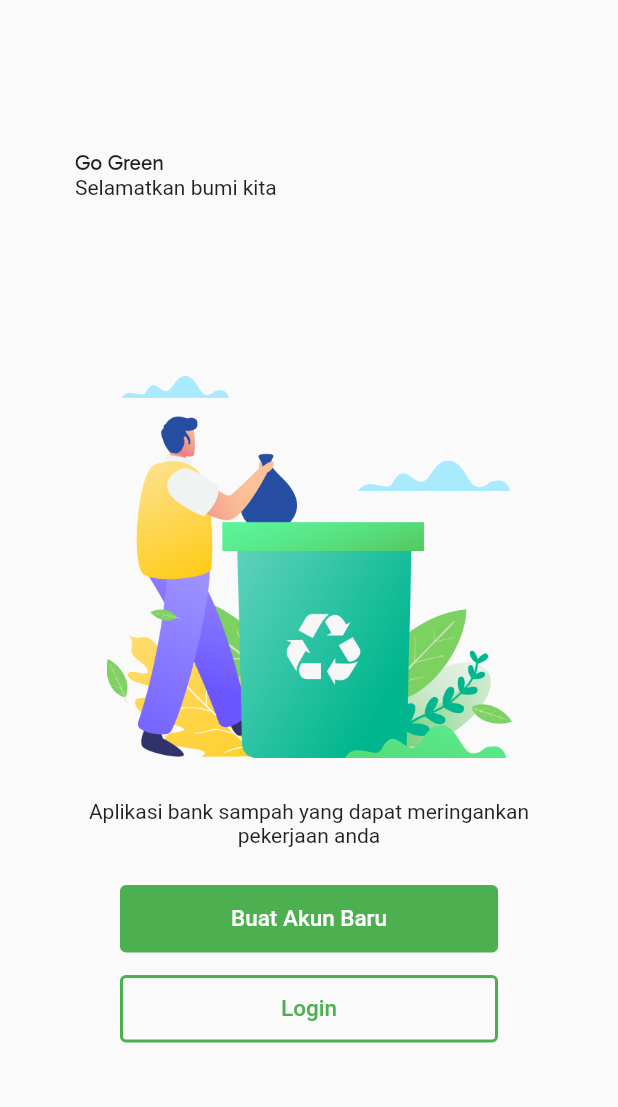
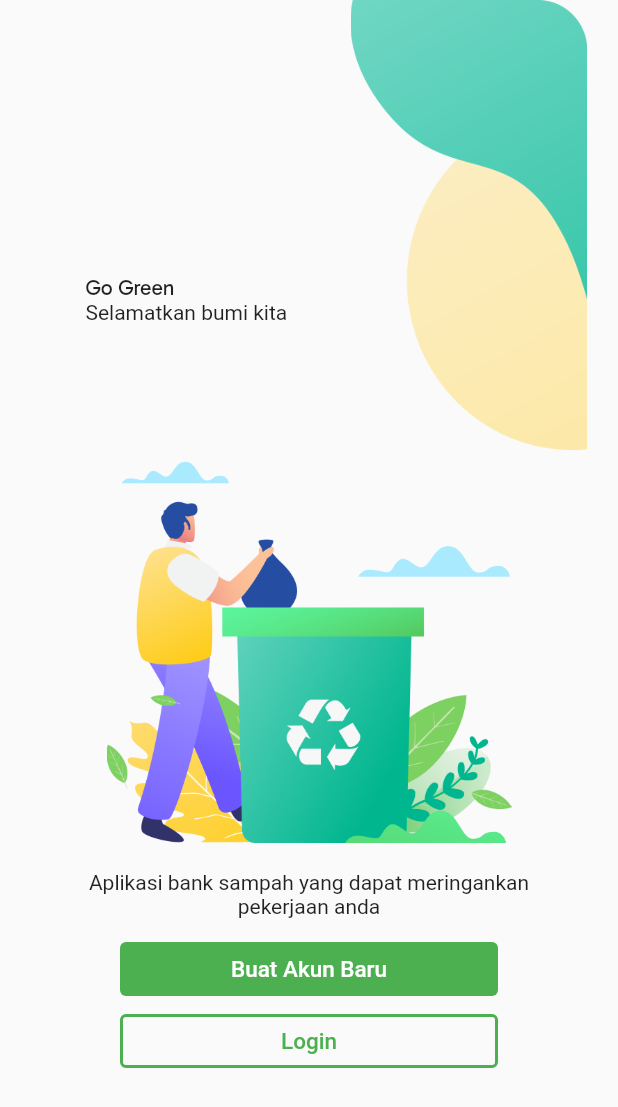
Before and after one commit to faishalyb/flutter_final_submission, a Flutter app: the screen it shows after launch, on a phone screen of 412 x 824 dp. Shown: the top 1107 px of the screen. Run offline on Flutter 3.47's test engine with Material 2 defaults, Android fonts, the phone set to English and light mode, and no system bars; our stand-ins replace flutter_svg.

Commit message:
bg1 + rombak row and column

```diff
--- a/lib/homepage_screen.dart
+++ b/lib/homepage_screen.dart
@@ -10,10 +10,13 @@ class Homepage_Screen extends StatelessWidget{
     return Scaffold(
         body: SingleChildScrollView(
             child: Column(
-              crossAxisAlignment: CrossAxisAlignment.stretch,
               children: <Widget>[
                 Container(
-                    padding: EdgeInsets.only(top: 100,left: 50),
+                  child: Row(
+                    // crossAxisAlignment: CrossAxisAlignment.stretch,
+                    children: <Widget>[
+                      Container(
+                          padding: EdgeInsets.only(top:100, left: 57),
                           child: Column(
                             crossAxisAlignment: CrossAxisAlignment.start,
                             children: <Widget>[
@@ -21,18 +24,29 @@ class Homepage_Screen extends StatelessWidget{
                                 "Go Green",
                                 style: informationTextStyle,
                               ),
-                      Text("Selamatkan bumi kita")
+                              Text(
+                                  "Selamatkan bumi kita"
+                              ),
                             ],
                           )
                       ),
+                      Image.asset(
+                        "assets/png/bg1.png",
+                        width: 200,
+                        height: 300,
+                        alignment: Alignment.topRight,
+                      )
+                    ],
+                  ),
+                ),
                 Container(
-                  padding: EdgeInsets.only(top: 100, left: 50, right: 50, bottom: 10),
+                  padding: EdgeInsets.only(left: 50, right: 50, bottom: 10),
                   child: Column(
                     children: <Widget>[
                       Image.asset(
                         "assets/png/artboard.png",
                         width: 270,
-                        height: 290,
+                        height: 270,
                       ),
                       Padding(
                           padding: EdgeInsets.only(top: 10)
@@ -45,9 +59,11 @@ class Homepage_Screen extends StatelessWidget{
                   ),
                 ),
                 Container(
-                  padding: EdgeInsets.only(top:15, left: 80, right: 80),
-                  height: 60,
-                  child: TextButton(
+                  margin: EdgeInsets.only(left: 80, right: 80),
+                  child: Column(
+                    crossAxisAlignment: CrossAxisAlignment.stretch,
+                    children: <Widget>[
+                      TextButton(
                         style:
                         TextButton.styleFrom(backgroundColor: Colors.green),
                         onPressed: () {},
@@ -60,11 +76,7 @@ class Homepage_Screen extends StatelessWidget{
                           ),
                         ),
                       ),
-                ),
-                Container(
-                    padding: EdgeInsets.only(top:15, left: 80, right: 80),
-                    height: 60,
-                    child: OutlinedButton(
+                      OutlinedButton(
                         style: OutlinedButton.styleFrom(
                             side: BorderSide(color: Colors.green, width: 2)
                         ),
@@ -80,9 +92,10 @@ class Homepage_Screen extends StatelessWidget{
                                 fontSize: 15
                             )
                         ),
-
                       ),
+                    ],
                   )
+                ),
               ],
             )
         )
```
Also changed, not shown: assets/png/bg1.png (added), assets/png/bg2.png (added). Lines whose indentation alone changed are shown as unchanged.
